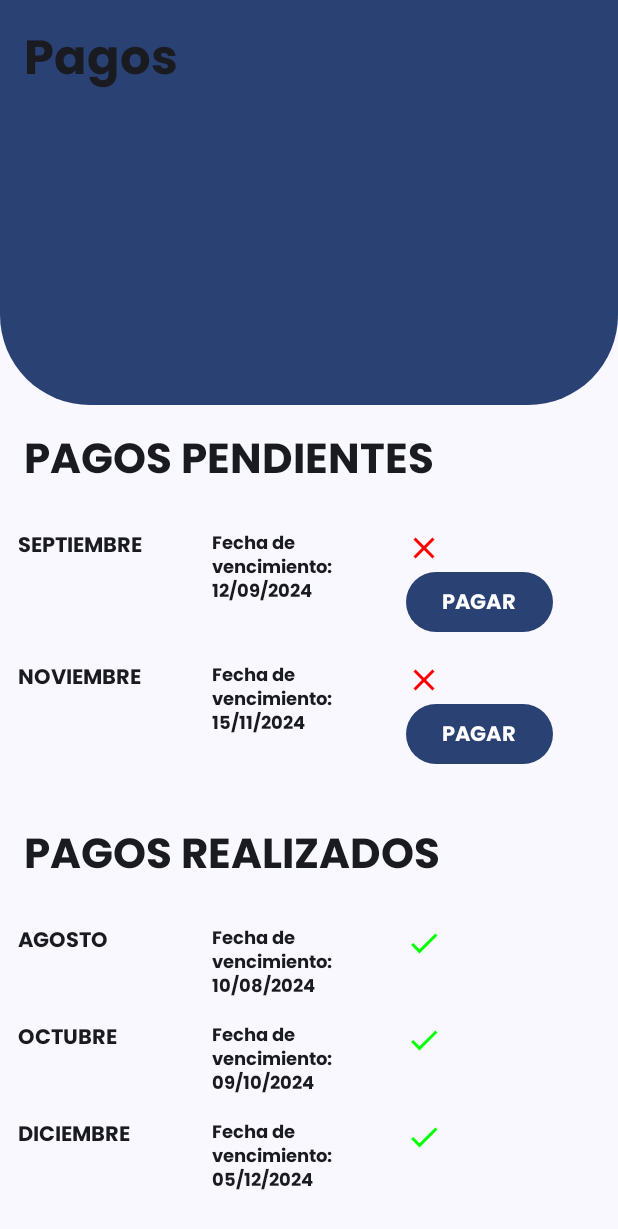
After one commit to aledizba7/lasalleapp, an Android app built with Jetpack Compose: the FeesScreen screen opened through its navigation route, on a phone screen of 412 x 824 dp. The commit adds this screen. Shown: the top 1229 px of the screen. Run offline under Robolectric (Android 15) with nearby library versions, the phone set to English and light mode, and no system bars; libraries missing offline, so code that uses them is left out: com.exyte.animatednavbar; pictures from the network do not load; 4 statements that could not run were skipped.

Commit message:
Fees Screen - no design

```diff
--- a/app/build.gradle.kts
+++ b/app/build.gradle.kts
@@ -68,5 +68,6 @@ dependencies {
     debugImplementation(libs.androidx.ui.test.manifest)
     implementation(libs.coil.compose)
     implementation(libs.navigation.compose)
+    implementation(libs.androidx.navigation.compose)
     implementation(libs.animated.navigation.bar)
 }
--- a/app/src/main/java/com/example/lasalleapp/MainActivity.kt
+++ b/app/src/main/java/com/example/lasalleapp/MainActivity.kt
@@ -29,6 +29,7 @@ import androidx.navigation.compose.currentBackStackEntryAsState
 import androidx.navigation.compose.rememberNavController
 import androidx.navigation.navArgument
 import com.example.lasalleapp.ui.screens.CalendarScreen
+import com.example.lasalleapp.ui.screens.FeesScreen
 import com.example.lasalleapp.ui.screens.GradesScreen
 import com.example.lasalleapp.ui.screens.HomeScreen
 import com.example.lasalleapp.ui.screens.NewsDetailScreen
@@ -56,6 +57,7 @@ class MainActivity : ComponentActivity() {
                 Screens.Settings.route,
                 Screens.Calendar.route
             )
+
 
             LaSalleAppTheme {
 
@@ -125,6 +127,9 @@ class MainActivity : ComponentActivity() {
                             val id = it.arguments?.getInt("id",0) ?: 0 // si es nulo, regresa un 0
                             NewsDetailScreen(newsId = id, innerPadding = innerPadding)
                         }
+                        composable(route = "fees") {
+                            FeesScreen(innerPadding = innerPadding, navController = navController)
+                        }
                     }
                 }
             }
--- /dev/null
+++ b/app/src/main/java/com/example/lasalleapp/models/Fees.kt
@@ -0,0 +1,7 @@
+package com.example.lasalleapp.models
+
+data class Fees(
+    val month: String,
+    val isPaid: Boolean,
+    val dueDate: String
+)
--- a/app/src/main/java/com/example/lasalleapp/ui/components/ScreenTemplate.kt
+++ b/app/src/main/java/com/example/lasalleapp/ui/components/ScreenTemplate.kt
@@ -84,17 +84,17 @@ fun ScreenTemplate(
                 .height(270.dp)
                 .background(MaterialTheme.colorScheme.primary)
         ){
-            header
+            header()
         }
 
 
         // Body
         Box(
             modifier = Modifier
-                .fillMaxSize()
+                .weight(1f)
                 .background(MaterialTheme.colorScheme.background)
         ){
-            body
+            body()
         }
     }
 }
--- a/app/src/main/java/com/example/lasalleapp/ui/components/Widget.kt
+++ b/app/src/main/java/com/example/lasalleapp/ui/components/Widget.kt
@@ -1,6 +1,7 @@
 package com.example.lasalleapp.ui.components
 
 import androidx.compose.foundation.background
+import androidx.compose.foundation.clickable
 import androidx.compose.foundation.layout.Box
 import androidx.compose.foundation.layout.Column
 import androidx.compose.foundation.layout.size
@@ -23,12 +24,13 @@ import com.example.lasalleapp.ui.theme.GrayDark
 import com.example.lasalleapp.ui.theme.GrayLight
 
 @Composable
-fun Widget(icon : ImageVector, text: String){
+fun Widget(icon : ImageVector, text: String, onClick: () -> Unit){
     Box(
         modifier = Modifier
             .size(90.dp)
             .clip(RoundedCornerShape(16.dp))
-            .background(GrayLight),
+            .background(GrayLight)
+            .clickable(onClick = onClick),
         contentAlignment = Alignment.Center
     ){
         Column (
@@ -45,6 +47,7 @@ fun Widget(icon : ImageVector, text: String){
                 style = MaterialTheme.typography.bodySmall,
                 fontWeight = MaterialTheme.typography.bodySmall.fontWeight
             )
+
         }
 
     }
@@ -54,5 +57,7 @@ fun Widget(icon : ImageVector, text: String){
 @Preview
 @Composable
 fun WidgetPreview(){
-    Widget(icon = Icons.Default.Home, text = "Inicio")
+    Widget(icon = Icons.Default.Home, text = "Inicio"){
+
+    }
 }
--- /dev/null
+++ b/app/src/main/java/com/example/lasalleapp/ui/screens/FeesScreen.kt
@@ -0,0 +1,137 @@
+package com.example.lasalleapp.ui.screens
+
+import androidx.compose.foundation.layout.*
+import androidx.compose.foundation.lazy.LazyColumn
+import androidx.compose.foundation.lazy.items
+import androidx.compose.material.icons.Icons
+import androidx.compose.material.icons.filled.Check
+import androidx.compose.material.icons.filled.Close
+import androidx.compose.material.icons.filled.Warning
+import androidx.compose.material3.Button
+import androidx.compose.material3.Divider
+import androidx.compose.material3.Icon
+import androidx.compose.material3.MaterialTheme
+import androidx.compose.material3.Text
+import androidx.compose.runtime.Composable
+import androidx.compose.runtime.getValue
+import androidx.compose.runtime.mutableStateListOf
+import androidx.compose.runtime.mutableStateOf
+import androidx.compose.runtime.remember
+import androidx.compose.runtime.setValue
+import androidx.compose.ui.Modifier
+import androidx.compose.ui.graphics.Color
+import androidx.compose.ui.text.font.FontWeight
+import androidx.compose.ui.tooling.preview.Preview
+import androidx.compose.ui.unit.dp
+import androidx.compose.ui.unit.sp
+import androidx.navigation.NavController
+import androidx.navigation.compose.rememberNavController
+import com.example.lasalleapp.models.Fees
+import com.example.lasalleapp.ui.components.ScreenTemplate
+import com.example.lasalleapp.ui.components.ScreenTemplate
+import com.example.lasalleapp.ui.theme.LaSalleAppTheme
+
+@Composable
+fun FeesScreen(innerPadding: PaddingValues, navController: NavController) {
+    val feesList = remember { mutableStateListOf(
+        Fees("AGOSTO", true, "10/08/2024"),
+        Fees("SEPTIEMBRE", false, "12/09/2024"),
+        Fees("OCTUBRE", true, "09/10/2024"),
+        Fees("NOVIEMBRE", false, "15/11/2024"),
+        Fees("DICIEMBRE", true, "05/12/2024")
+    ) }
+
+    ScreenTemplate(innerPadding= innerPadding,
+        header = {
+            Text(
+                text = "Pagos",
+                modifier = Modifier.padding(16.dp),
+                style = MaterialTheme.typography.headlineLarge
+            )
+        },
+        body = {
+            Column {
+                Text(
+                    text = "PAGOS PENDIENTES",
+                    modifier = Modifier.padding(16.dp),
+                    style = MaterialTheme.typography.headlineMedium
+                )
+                LazyColumn(modifier = Modifier.padding(8.dp)) {
+                    items(feesList.filter { !it.isPaid }) { fee ->
+                        FeeItem(fee) { updatedFee ->
+                            // Update the list in a thread-safe way
+                            val index = feesList.indexOf(fee)
+                            if (index != -1) {
+                                feesList[index] = updatedFee
+                            }
+                        }
+                    }
+                }
+
+                Text(
+                    text = "PAGOS REALIZADOS",
+                    modifier = Modifier.padding(16.dp),
+                    style = MaterialTheme.typography.headlineMedium
+                )
+                LazyColumn(modifier = Modifier.padding(8.dp)) {
+                    items(feesList.filter { it.isPaid }) { fee ->
+                        FeeItem(fee) { updatedFee ->
+                            // Update the list in a thread-safe way
+                            val index = feesList.indexOf(fee)
+                            if (index != -1) {
+                                feesList[index] = updatedFee
+                            }
+                        }
+                    }
+                }
+            }
+        }
+    )
+}
+
+@Composable
+fun FeeItem(fee: Fees, onPayClicked: (Fees) -> Unit) {
+    Row(modifier = Modifier
+        .fillMaxWidth()
+        .padding(4.dp),
+        horizontalArrangement = Arrangement.SpaceBetween
+    ) {
+        Column(modifier = Modifier.weight(1f)) {
+            Text(fee.month, style = MaterialTheme.typography.bodyMedium)
+        }
+        Column(modifier = Modifier.weight(1f)) {
+            Text("Fecha de vencimiento: ${fee.dueDate}", style = MaterialTheme.typography.bodySmall)
+        }
+        Column(modifier = Modifier.weight(1f)) {
+            if (fee.isPaid) {
+                Icon(
+                    imageVector = Icons.Filled.Check,
+                    contentDescription = "Pagado",
+                    tint = Color.Green
+                )
+            } else {
+                Icon(
+                    imageVector = Icons.Filled.Close,
+                    contentDescription = "Pendiente",
+                    tint = Color.Red
+                )
+                Button(onClick = { onPayClicked(fee.copy(isPaid = true)) }) {
+                    Text("PAGAR")
+                }
+            }
+        }
+    }
+    Spacer(modifier = Modifier.height(8.dp))
+}
+
+@Preview(
+    showBackground = true,
+    showSystemUi = true
+)
+@Composable
+fun FeesScreenPreview() {
+    val navController = rememberNavController()
+    LaSalleAppTheme {
+        FeesScreen(innerPadding = PaddingValues(0.dp), navController = navController)
+    }
+}
--- a/app/src/main/java/com/example/lasalleapp/ui/screens/HomeScreen.kt
+++ b/app/src/main/java/com/example/lasalleapp/ui/screens/HomeScreen.kt
@@ -154,9 +154,13 @@ fun HomeScreen(innerPadding: PaddingValues, navController: NavController){
                 horizontalArrangement = Arrangement.SpaceEvenly
             ){
                 // widget
-                Widget(icon = Icons.Default.DateRange, text = "Sin eventos")
-                Widget(icon = Task, text = "2 tareas")
-                Widget(icon = Cash, text = stringResource(id = R.string.cash_text))
+                Widget(icon = Icons.Default.DateRange, text = "Sin eventos"){}
+                Widget(icon = Task, text = "2 tareas"){}
+                Widget(
+                    icon = Cash,
+                    text = stringResource(id = R.string.cash_text),
+                    onClick = { navController.navigate("fees") }
+                )
             }
         }
 
--- a/app/src/main/java/com/example/lasalleapp/ui/screens/NewsDetailScreen.kt
+++ b/app/src/main/java/com/example/lasalleapp/ui/screens/NewsDetailScreen.kt
@@ -12,8 +12,12 @@ import androidx.compose.runtime.Composable
 import androidx.compose.ui.Alignment
 import androidx.compose.ui.Modifier
 import androidx.compose.ui.text.font.FontWeight
+import androidx.compose.ui.tooling.preview.Preview
 import androidx.compose.ui.unit.dp
+import androidx.navigation.NavController
+import androidx.navigation.compose.rememberNavController
 import coil.compose.AsyncImage
+import com.example.lasalleapp.ui.theme.LaSalleAppTheme
 import com.example.lasalleapp.ui.utils.newsList
 
 @Composable
--- a/app/src/main/java/com/example/lasalleapp/ui/utils/MockData.kt
+++ b/app/src/main/java/com/example/lasalleapp/ui/utils/MockData.kt
@@ -8,6 +8,7 @@ import androidx.compose.material.icons.filled.Settings
 import com.example.lasalleapp.models.BottomNavigationItem
 import com.example.lasalleapp.models.Community
 import com.example.lasalleapp.models.News
+import com.example.lasalleapp.ui.components.Widget
 
 val newsList = listOf(
     News(
@@ -53,6 +54,7 @@ val bottomNavBarItems = listOf(
     ),
 )
 
+
 val communities = listOf(
     Community(1,"https://www.lasallebajio.edu.mx/comunidad/images/tile_documentos_inspiradores.jpg"),
     Community(2,"https://www.lasallebajio.edu.mx/comunidad/images/tile_boletin.jpg"),
```
Also changed, not shown: 1 other file.
